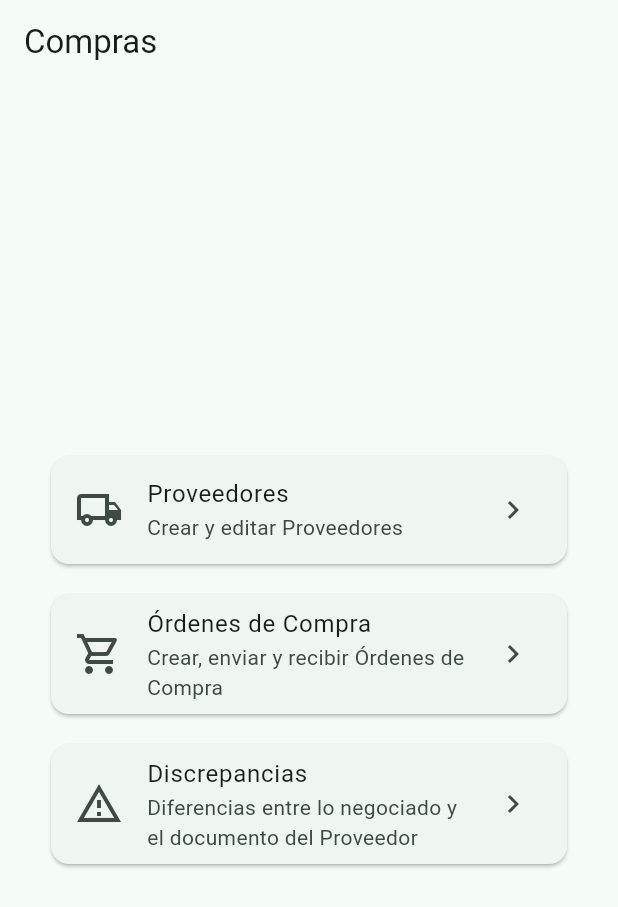
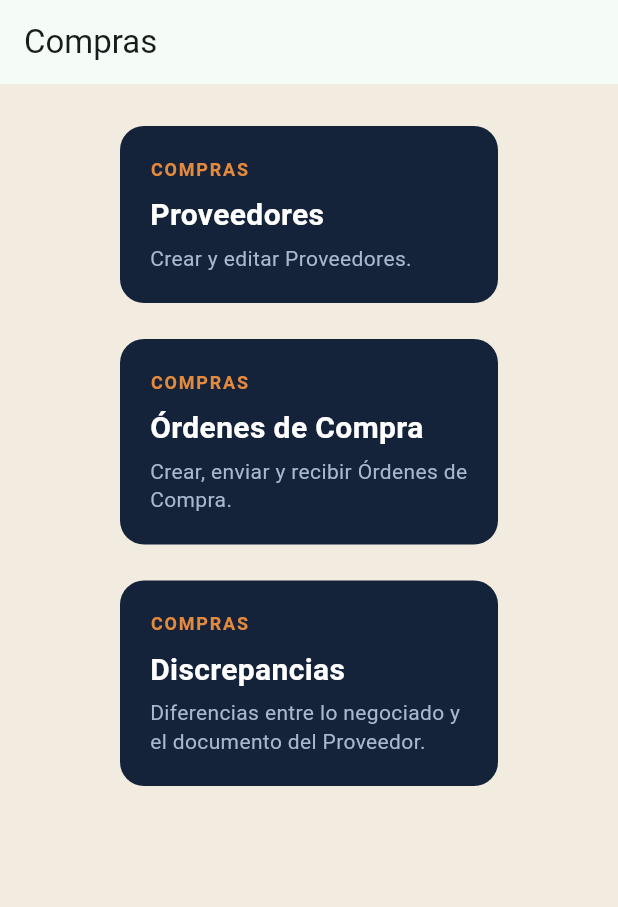
Before and after one commit to jm-valenzuela/NovaPOS-App, a Flutter app: the ComprasHubScreen screen opened by its route, on a phone screen of 412 x 824 dp. Shown: the top 907 px of the screen. Run offline on Flutter 3.47's test engine with Material 3 defaults, Android fonts, the phone set to English and light mode, and no system bars; our stand-ins replace barcode_widget, dio, flutter_riverpod, flutter_secure_storage, flutter_svg, go_router and 2 more; missing offline and left inert: dart:html, mobile_scanner; accounts and stored records are empty.

Commit message:
feat: extraer MenuCard compartido y aplicarlo al hub de Compras
A pedido explicito ("faltaron estos"), el hub de Compras
(Proveedores/Ordenes/Discrepancias) seguia con el estilo ListTile
viejo mientras Home ya usaba las tarjetas navy nuevas. Se extrae
MenuCard/MenuScaffold/MenuCardColores (antes privados en
home_screen.dart) a lib/core/widgets/menu_card.dart para que
cualquier pantalla de menu use el mismo widget sin duplicar
codigo. HomeScreen y ComprasHubScreen ahora lo consumen, mismos
Keys que antes.

Co-Authored-By: Claude Sonnet 5 <noreply@anthropic.com>

```diff
--- /dev/null
+++ b/lib/core/widgets/menu_card.dart
@@ -0,0 +1,131 @@
+import 'package:flutter/material.dart';
+
+/// Paleta de las tarjetas de menú (Home, hubs de sección) — fondo navy,
+/// etiqueta de categoría en naranja, título blanco, subtítulo gris
+/// azulado. Compartida para que todos los menús de la app (Home,
+/// ComprasHubScreen, etc.) usen exactamente el mismo look.
+class MenuCardColores {
+  MenuCardColores._();
+
+  static const fondoPagina = Color(0xFFF2ECE0);
+  static const tarjeta = Color(0xFF14233A);
+  static const acento = Color(0xFFE58A3D);
+  static const subtitulo = Color(0xFFAAB8CB);
+}
+
+/// Tarjeta oscura con etiqueta de categoría — cada una es autocontenida
+/// (no depende de un encabezado de sección compartido), así que se
+/// acomodan en un `Wrap` que fluye a 1 columna en pantallas angostas tipo
+/// celular y hasta 3-4 en pantallas anchas tipo desktop/web. Usada en
+/// Home y en los hubs de sección (Compras, Inventario, etc.).
+class MenuCard extends StatelessWidget {
+  const MenuCard({
+    super.key,
+    required this.categoria,
+    required this.titulo,
+    required this.subtitulo,
+    required this.onTap,
+    this.badge,
+    this.badgeKey,
+  });
+
+  final String categoria;
+  final String titulo;
+  final String subtitulo;
+  final VoidCallback onTap;
+  final int? badge;
+  final Key? badgeKey;
+
+  @override
+  Widget build(BuildContext context) {
+    return SizedBox(
+      width: 260,
+      child: Card(
+        color: MenuCardColores.tarjeta,
+        elevation: 0,
+        shape: RoundedRectangleBorder(borderRadius: BorderRadius.circular(16)),
+        clipBehavior: Clip.antiAlias,
+        child: InkWell(
+          onTap: onTap,
+          child: Padding(
+            padding: const EdgeInsets.all(20),
+            child: Column(
+              mainAxisSize: MainAxisSize.min,
+              crossAxisAlignment: CrossAxisAlignment.start,
+              children: [
+                Row(
+                  children: [
+                    Expanded(
+                      child: Text(
+                        categoria.toUpperCase(),
+                        style: const TextStyle(
+                          color: MenuCardColores.acento,
+                          fontSize: 12,
+                          fontWeight: FontWeight.w700,
+                          letterSpacing: 1.2,
+                        ),
+                      ),
+                    ),
+                    if (badge != null)
+                      Container(
+                        key: badgeKey,
+                        padding: const EdgeInsets.symmetric(horizontal: 8, vertical: 3),
+                        decoration: BoxDecoration(
+                          color: MenuCardColores.acento,
+                          borderRadius: BorderRadius.circular(20),
+                        ),
+                        child: Text(
+                          '$badge',
+                          style: const TextStyle(color: Colors.white, fontSize: 12, fontWeight: FontWeight.w700),
+                        ),
+                      ),
+                  ],
+                ),
+                const SizedBox(height: 10),
+                Text(
+                  titulo,
+                  style: const TextStyle(color: Colors.white, fontSize: 20, fontWeight: FontWeight.w700, height: 1.2),
+                ),
+                const SizedBox(height: 8),
+                Text(
+                  subtitulo,
+                  style: const TextStyle(color: MenuCardColores.subtitulo, fontSize: 14, height: 1.35),
+                  maxLines: 3,
+                  overflow: TextOverflow.ellipsis,
+                ),
+              ],
+            ),
+          ),
+        ),
+      ),
+    );
+  }
+}
+
+/// Contenedor estándar para una pantalla de menú tipo grilla — fondo
+/// crema, tarjetas centradas arriba (no en el medio de la pantalla) y
+/// anchas hasta 1200px en desktop/web.
+class MenuScaffold extends StatelessWidget {
+  const MenuScaffold({super.key, required this.appBar, required this.tarjetas});
+
+  final PreferredSizeWidget appBar;
+  final List<Widget> tarjetas;
+
+  @override
+  Widget build(BuildContext context) {
+    return Scaffold(
+      backgroundColor: MenuCardColores.fondoPagina,
+      appBar: appBar,
+      body: Align(
+        alignment: Alignment.topCenter,
+        child: ConstrainedBox(
+          constraints: const BoxConstraints(maxWidth: 1200),
+          child: SingleChildScrollView(
+            padding: const EdgeInsets.all(24),
+            child: Wrap(spacing: 16, runSpacing: 16, children: tarjetas),
+          ),
+        ),
+      ),
+    );
+  }
+}
--- a/lib/features/purchasing/presentation/screens/compras_hub_screen.dart
+++ b/lib/features/purchasing/presentation/screens/compras_hub_screen.dart
@@ -1,61 +1,42 @@
 import 'package:flutter/material.dart';
 import 'package:go_router/go_router.dart';
 
-/// Menú de Compras — mismo criterio que Home: cada sección es una tarjeta
-/// que empuja su propia ruta, en vez de meter Proveedores/Órdenes/
-/// Discrepancias como 3 tarjetas sueltas en el Home principal.
+import '../../../../core/widgets/menu_card.dart';
+
+/// Menú de Compras — mismo criterio que Home (misma `MenuCard`/
+/// `MenuScaffold`, ver core/widgets/menu_card.dart): cada sección es una
+/// tarjeta que empuja su propia ruta, en vez de meter Proveedores/
+/// Órdenes/Discrepancias como tarjetas sueltas en el Home principal.
 class ComprasHubScreen extends StatelessWidget {
   const ComprasHubScreen({super.key});
 
   @override
   Widget build(BuildContext context) {
-    return Scaffold(
+    return MenuScaffold(
       appBar: AppBar(title: const Text('Compras')),
-      body: Center(
-        child: ConstrainedBox(
-          constraints: const BoxConstraints(maxWidth: 400),
-          child: Padding(
-            padding: const EdgeInsets.all(24),
-            child: Column(
-              mainAxisSize: MainAxisSize.min,
-              children: [
-                Card(
-                  child: ListTile(
+      tarjetas: [
+        MenuCard(
           key: const Key('comprasProveedoresCard'),
-                    leading: const Icon(Icons.local_shipping_outlined, size: 32),
-                    title: const Text('Proveedores'),
-                    subtitle: const Text('Crear y editar Proveedores'),
-                    trailing: const Icon(Icons.chevron_right),
+          categoria: 'Compras',
+          titulo: 'Proveedores',
+          subtitulo: 'Crear y editar Proveedores.',
           onTap: () => context.push('/compras/proveedores'),
         ),
-                ),
-                const SizedBox(height: 12),
-                Card(
-                  child: ListTile(
+        MenuCard(
           key: const Key('comprasOrdenesCard'),
-                    leading: const Icon(Icons.shopping_cart_outlined, size: 32),
-                    title: const Text('Órdenes de Compra'),
-                    subtitle: const Text('Crear, enviar y recibir Órdenes de Compra'),
-                    trailing: const Icon(Icons.chevron_right),
+          categoria: 'Compras',
+          titulo: 'Órdenes de Compra',
+          subtitulo: 'Crear, enviar y recibir Órdenes de Compra.',
           onTap: () => context.push('/compras/ordenes'),
         ),
-                ),
-                const SizedBox(height: 12),
-                Card(
-                  child: ListTile(
+        MenuCard(
           key: const Key('comprasDiscrepanciasCard'),
-                    leading: const Icon(Icons.warning_amber_outlined, size: 32),
-                    title: const Text('Discrepancias'),
-                    subtitle: const Text('Diferencias entre lo negociado y el documento del Proveedor'),
-                    trailing: const Icon(Icons.chevron_right),
+          categoria: 'Compras',
+          titulo: 'Discrepancias',
+          subtitulo: 'Diferencias entre lo negociado y el documento del Proveedor.',
           onTap: () => context.push('/compras/discrepancias'),
         ),
-                ),
       ],
-            ),
-          ),
-        ),
-      ),
     );
   }
 }
```
Also changed, not shown: lib/features/home/presentation/screens/home_screen.dart (+21 -130 lines), 1 other file. Lines whose indentation alone changed are shown as unchanged.
